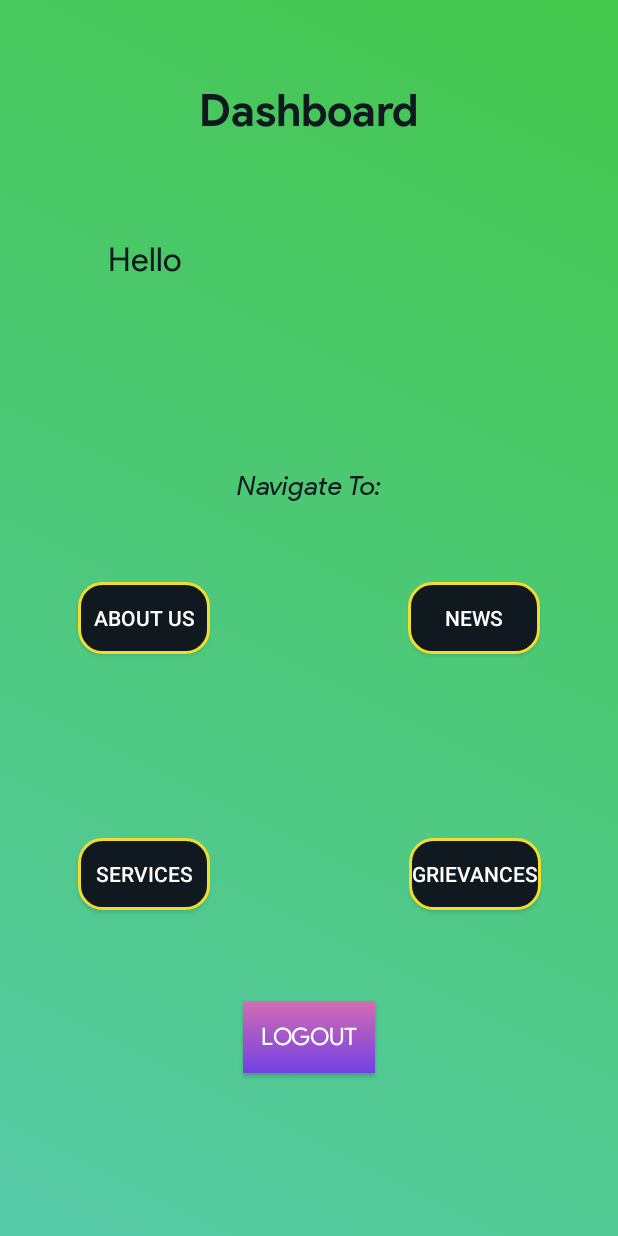
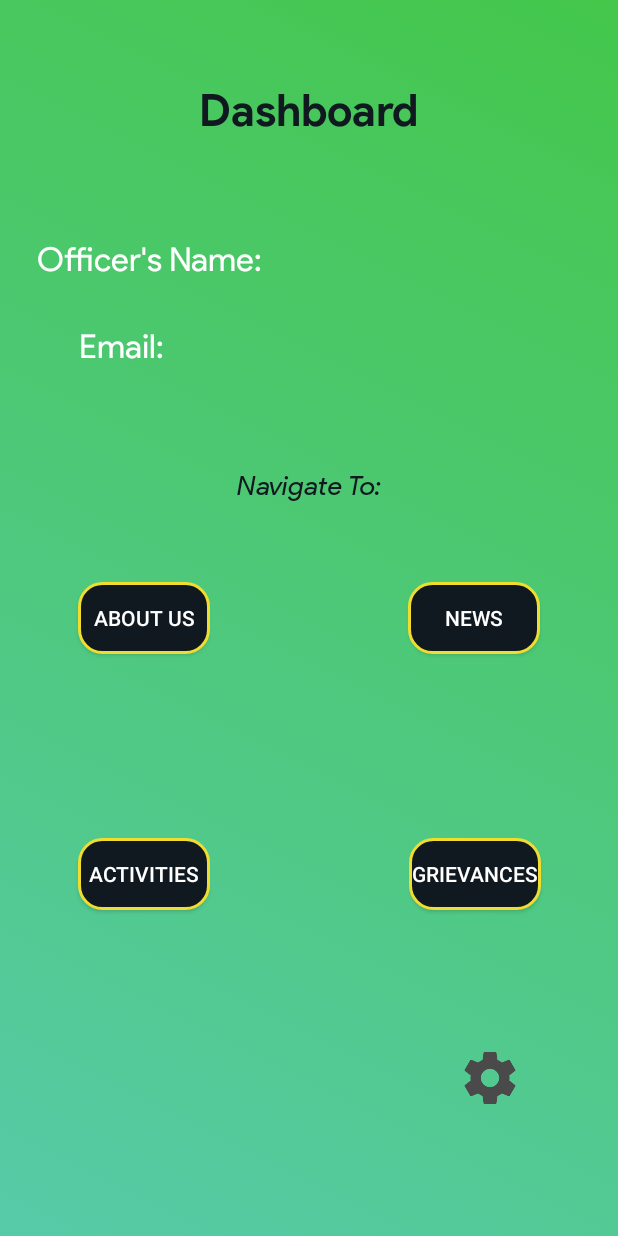
Before and after one commit to the-rebooted-coder/GAIL-Officer-s-Association, an Android app: the Dashboard screen opened directly, with no data from a screen before it, on a phone screen of 412 x 824 dp. Run offline under Robolectric (Android 15) with nearby library versions, the phone set to English and light mode, and no system bars.

Commit message:
Added Prefrences Tab

```diff
--- a/app/build.gradle
+++ b/app/build.gradle
@@ -32,6 +32,7 @@ dependencies {
     implementation 'com.airbnb.android:lottie:3.4.0'
     //PDF Viewer
     implementation 'com.github.barteksc:android-pdf-viewer:2.0.3'
+    implementation 'com.android.support:appcompat-v7:28.0.0'
     testImplementation 'junit:junit:4.12'
     androidTestImplementation 'androidx.test.ext:junit:1.1.1'
     androidTestImplementation 'androidx.test.espresso:espresso-core:3.2.0'
--- a/app/src/main/AndroidManifest.xml
+++ b/app/src/main/AndroidManifest.xml
@@ -12,7 +12,8 @@
         android:roundIcon="@mipmap/ic_launcher_round"
         android:supportsRtl="true"
         android:theme="@style/AppTheme">
-        <activity android:name=".RegisterActivity"></activity>
+        <activity android:name=".Settings"></activity>
+        <activity android:name=".RegisterActivity" />
         <activity android:name=".Email" />
         <activity android:name=".Grievances" />
         <activity android:name=".Services" />
--- a/app/src/main/java/com/aaxena/gailofficersassociation/Dashboard.java
+++ b/app/src/main/java/com/aaxena/gailofficersassociation/Dashboard.java
@@ -15,6 +15,7 @@ import android.widget.Toast;
 import androidx.appcompat.app.AppCompatActivity;
 import androidx.constraintlayout.widget.ConstraintLayout;
 
+import static com.aaxena.gailofficersassociation.Email.EMAIL;
 import static com.aaxena.gailofficersassociation.Getter.SHARED_PREFS;
 import static com.aaxena.gailofficersassociation.Getter.TEXT;
 
@@ -22,15 +23,18 @@ public class Dashboard extends AppCompatActivity {
     private String hello;
     TextView namehello;
     Button LogOUT ;
+    private String emaillo;
+    TextView emailhello;
     @Override
     protected void onCreate(Bundle savedInstanceState) {
         super.onCreate(savedInstanceState);
         getWindow().setFlags(WindowManager.LayoutParams.FLAG_FULLSCREEN, WindowManager.LayoutParams.FLAG_FULLSCREEN);
         setContentView(R.layout.activity_dashboard);
-
+        emailhello = findViewById(R.id.emailhello);
         namehello = findViewById(R.id.namehello);
         loadData();
-        namehello.setText("Hello "+hello);
+        namehello.setText(" Officer's Name: "+hello);
+        emailhello.setText("Email: "+emaillo);
 
 
         Button services = findViewById(R.id.services);
@@ -39,7 +43,7 @@ public class Dashboard extends AppCompatActivity {
             public void onClick(View v) {
                 Vibrator v8 = (Vibrator) getSystemService(Context.VIBRATOR_SERVICE);
                 v8.vibrate(27);
-                Toast.makeText(Dashboard.this, "Navigating to Services", Toast.LENGTH_SHORT).show();
+                Toast.makeText(Dashboard.this, "Navigating to Activities", Toast.LENGTH_SHORT).show();
                 Intent i=new Intent(Dashboard.this,Services.class);
                 startActivity(i);
             }
@@ -99,10 +103,11 @@ public class Dashboard extends AppCompatActivity {
             @Override
             public void onClick(View view) {
 
-                //Finishing current DashBoard activity on button click.
-                finish();
-
-                Toast.makeText(Dashboard.this,"Logged Out Successfully", Toast.LENGTH_LONG).show();
+                Vibrator v8 = (Vibrator) getSystemService(Context.VIBRATOR_SERVICE);
+                v8.vibrate(27);
+                Toast.makeText(Dashboard.this, "Opening Preferences", Toast.LENGTH_SHORT).show();
+                Intent i=new Intent(Dashboard.this,Settings.class);
+                startActivity(i);
 
             }
         });
@@ -110,5 +115,6 @@ public class Dashboard extends AppCompatActivity {
     public void loadData(){
         SharedPreferences sharedPreferences = getSharedPreferences(SHARED_PREFS, MODE_PRIVATE);
         hello = sharedPreferences.getString(TEXT,"");
+        emaillo = sharedPreferences.getString(EMAIL,"");
     }
 }
--- a/app/src/main/res/layout/activity_dashboard.xml
+++ b/app/src/main/res/layout/activity_dashboard.xml
@@ -78,11 +78,11 @@
         android:layout_width="wrap_content"
         android:layout_height="wrap_content"
         android:fontFamily="@font/productsans"
-        android:textColor="@color/intro_title_color"
+        android:textColor="@android:color/white"
         android:textSize="22sp"
         app:layout_constraintBottom_toBottomOf="parent"
         app:layout_constraintEnd_toEndOf="parent"
-        app:layout_constraintHorizontal_bias="0.2"
+        app:layout_constraintHorizontal_bias="0.08"
         app:layout_constraintStart_toStartOf="parent"
         app:layout_constraintTop_toTopOf="parent"
         app:layout_constraintVertical_bias="0.19999999" />
@@ -103,31 +103,31 @@
 
     <Button
         android:id="@+id/button1"
-        android:layout_width="wrap_content"
-        android:layout_height="wrap_content"
+        android:layout_width="57dp"
+        android:layout_height="57dp"
         android:layout_centerHorizontal="true"
-        android:background="@drawable/color4"
+        android:background="@drawable/set"
         android:fontFamily="@font/productsans"
-        android:text="@string/logout"
         android:textSize="16sp"
         app:layout_constraintBottom_toBottomOf="parent"
         app:layout_constraintEnd_toEndOf="parent"
+        app:layout_constraintHorizontal_bias="0.84"
         app:layout_constraintStart_toStartOf="parent"
         app:layout_constraintTop_toTopOf="parent"
-        app:layout_constraintVertical_bias="0.86" />
+        app:layout_constraintVertical_bias="0.9" />
 
     <TextView
         android:id="@+id/emailhello"
         android:layout_width="wrap_content"
         android:layout_height="wrap_content"
         android:fontFamily="@font/productsans"
-        android:textColor="@color/intro_title_color"
+        android:textColor="@android:color/background_light"
         android:textSize="22sp"
         app:layout_constraintBottom_toBottomOf="parent"
         app:layout_constraintEnd_toEndOf="parent"
-        app:layout_constraintHorizontal_bias="0.2"
+        app:layout_constraintHorizontal_bias="0.15"
         app:layout_constraintStart_toStartOf="parent"
-        app:layout_constraintTop_toTopOf="parent"
-        app:layout_constraintVertical_bias="0.25" />
+        app:layout_constraintTop_toBottomOf="@+id/namehello"
+        app:layout_constraintVertical_bias="0.050000012" />
 
 </androidx.constraintlayout.widget.ConstraintLayout>
--- a/app/src/main/res/values/strings.xml
+++ b/app/src/main/res/values/strings.xml
@@ -26,7 +26,7 @@
     <string name="evening">Good Evening!</string>
     <string name="night">Sleep Well!</string>
     <string name="news">News</string>
-    <string name="services">services</string>
+    <string name="services">activities</string>
     <string name="griviances">Grievances</string>
     <string name="what_if_something_went_wrong_we_are_always_there_for_you">What if Something Went Wrong? We are Always There for You!</string>
     <string name="dev_email">connectwithspandan@gmail.com</string>
@@ -48,6 +48,11 @@
     <string name="enter_a_password">Enter a Password</string>
     <string name="register">Register</string>
     <string name="logout">Logout</string>
+    <string name="prefrences">Prefrences</string>
+    <string name="chnage_my_name">Chnage My Name</string>
+    <string name="change_my_email">Change My Email</string>
+    <string name="contact_us">GAIL Officers\' Association-Pata\n\n Address : Estate Office, GAIL Gaon Dibiyapur,\n Uttar Pradesh-206244\n\n Email :goa.pataoffice@gmail.com\n\n HVJ : 35040 (office)</string>
+    <string name="_2020_c_gail_officer_s_association">2020 © GAIL Officer\'s Association</string>
 
 
     <!--Array for About Us Category-->
```
Also changed, not shown: app/src/main/java/com/aaxena/gailofficersassociation/Email.java (+12 -1 lines), app/src/main/java/com/aaxena/gailofficersassociation/Settings.java (added, +67 -0 lines), app/src/main/res/drawable/color6.xml (added, +7 -0 lines), app/src/main/res/drawable/settings_prefs.xml (added, +9 -0 lines), app/src/main/res/layout/activity_settings.xml (added, +96 -0 lines), app/gradle/wrapper/gradle-wrapper.properties (added), app/src/main/res/drawable/set.png (added), 3 other files.
